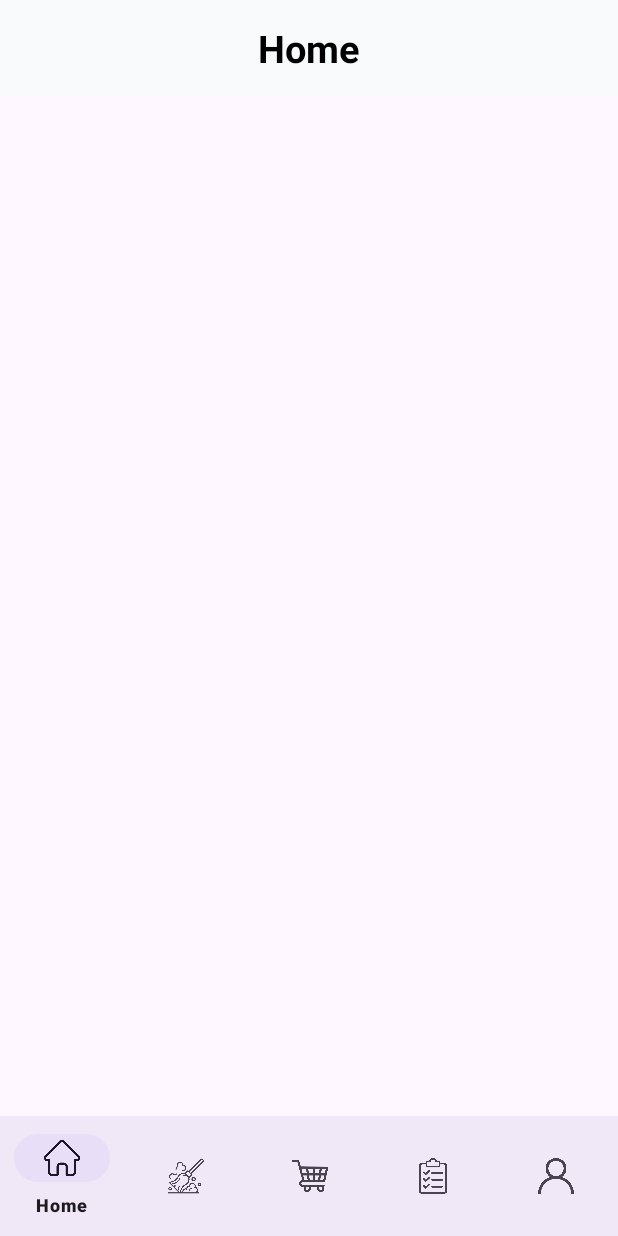
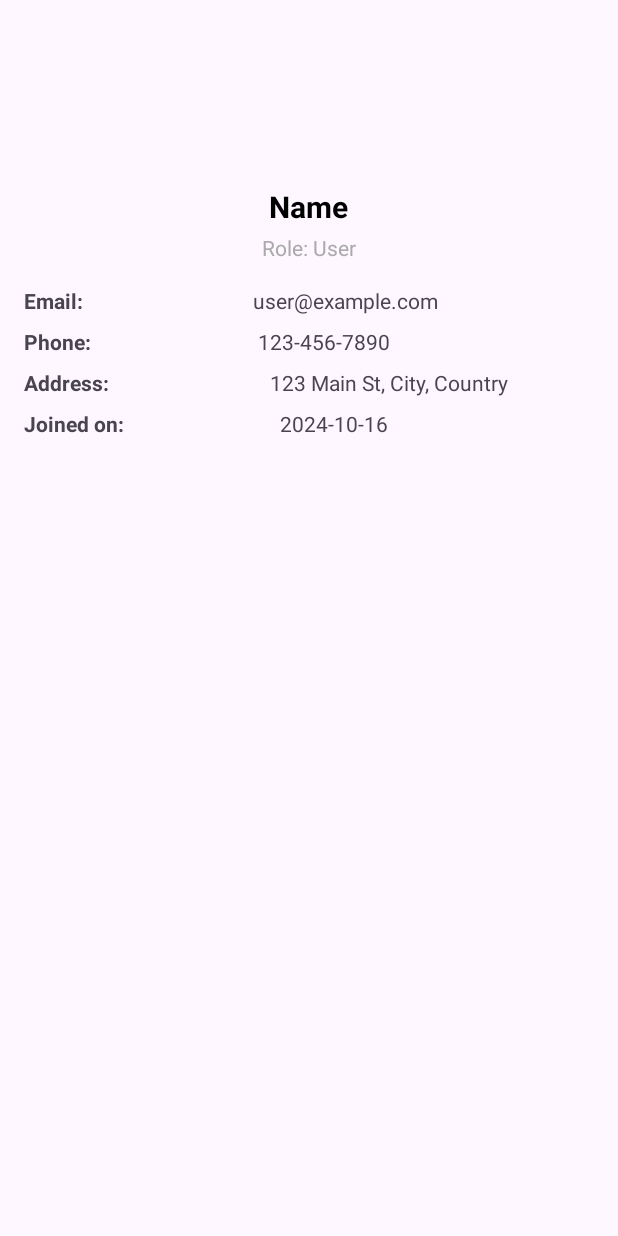
Before and after one commit to TiVooooo/PRM392_HomeBuddy_App, an Android app: the screen it shows after launch (MainActivity before the commit, UserProfileActivity after it), on a phone screen of 412 x 824 dp. Run offline under Robolectric (Android 15) with nearby library versions, the phone set to English and light mode, and no system bars; pictures from the network do not load; 1 statement that could not run was skipped.

Commit message:
update view profile

```diff
--- a/app/build.gradle.kts
+++ b/app/build.gradle.kts
@@ -55,4 +55,7 @@ dependencies {
     implementation("com.squareup.retrofit2:retrofit:2.9.0")
     implementation("com.squareup.retrofit2:converter-gson:2.9.0")
 
+    implementation ("com.github.bumptech.glide:glide:4.16.0")
+    annotationProcessor("com.github.bumptech.glide:compiler:4.16.0")
+
 }
--- a/app/src/main/AndroidManifest.xml
+++ b/app/src/main/AndroidManifest.xml
@@ -17,7 +17,7 @@
         android:theme="@style/Theme.PRM392_HomeBuddy_App"
         tools:targetApi="31">
         <activity
-            android:name=".MainActivity"
+            android:name=".UserProfileActivity"
             android:exported="true"
             android:theme="@style/Theme.PRM392_HomeBuddy_App">
             <intent-filter>
--- /dev/null
+++ b/app/src/main/java/com/example/prm392_homebuddy_app/API/UserAPI.java
@@ -0,0 +1,9 @@
+package com.example.prm392_homebuddy_app.API;
+import java.util.Map;
+import retrofit2.Call;
+import retrofit2.http.GET;
+import retrofit2.http.Path;
+public interface UserAPI {
+    @GET("User/{id}")
+    Call<Map<String, Object>> getUserById(@Path("id") int id);
+}
--- /dev/null
+++ b/app/src/main/java/com/example/prm392_homebuddy_app/API/UserRepository.java
@@ -0,0 +1,43 @@
+package com.example.prm392_homebuddy_app.API;
+
+import android.util.Log;
+
+import java.util.Map;
+
+import retrofit2.Call;
+import retrofit2.Callback;
+import retrofit2.Response;
+
+public class UserRepository {
+    private UserAPI userAPI;
+
+    public UserRepository() {
+        userAPI = APIClient.getClient().create(UserAPI.class);
+    }
+
+    public void getUserById(int userId, UserDataCallback callback) {
+        Call<Map<String, Object>> call = userAPI.getUserById(userId);
+
+        call.enqueue(new Callback<Map<String, Object>>() {
+            @Override
+            public void onResponse(Call<Map<String, Object>> call, Response<Map<String, Object>> response) {
+                if (response.isSuccessful() && response.body() != null) {
+                    Map<String, Object> userData = (Map<String, Object>) response.body().get("data");
+                    callback.onSuccess(userData);
+                } else {
+                    callback.onFailure("Failed to fetch user: " + response.message());
+                }
+            }
+
+            @Override
+            public void onFailure(Call<Map<String, Object>> call, Throwable t) {
+                callback.onFailure("Error: " + t.getMessage());
+            }
+        });
+    }
+
+    public interface UserDataCallback {
+        void onSuccess(Map<String, Object> userData);
+        void onFailure(String errorMessage);
+    }
+}
--- /dev/null
+++ b/app/src/main/java/com/example/prm392_homebuddy_app/UserProfileActivity.java
@@ -0,0 +1,79 @@
+package com.example.prm392_homebuddy_app;
+
+import android.os.Bundle;
+import android.widget.ImageView;
+import android.widget.TextView;
+import android.widget.Toast;
+
+import androidx.appcompat.app.AppCompatActivity;
+
+import com.bumptech.glide.Glide;
+import com.example.prm392_homebuddy_app.API.UserRepository;
+
+import java.util.Map;
+
+public class UserProfileActivity extends AppCompatActivity {
+
+    private TextView textViewName, textViewEmail, textViewPhone, textViewAddress, textViewRole, textViewCreatedAt;
+    private ImageView imageViewAvatar;
+    private UserRepository userRepository;
+
+    @Override
+    protected void onCreate(Bundle savedInstanceState) {
+        super.onCreate(savedInstanceState);
+        setContentView(R.layout.activity_user_profile);
+
+        // Ánh xạ các view
+        imageViewAvatar = findViewById(R.id.imageViewAvatar);
+        textViewName = findViewById(R.id.textViewName);
+        textViewEmail = findViewById(R.id.textViewEmail);
+        textViewPhone = findViewById(R.id.textViewPhone);
+        textViewAddress = findViewById(R.id.textViewAddress);
+        textViewRole = findViewById(R.id.textViewRole);
+        textViewCreatedAt = findViewById(R.id.textViewCreatedAt);
+
+        // Khởi tạo UserRepository
+        userRepository = new UserRepository();
+
+        // Gọi hàm để lấy dữ liệu người dùng
+        fetchUserProfile(1); // ID người dùng mẫu, thay đổi khi cần
+    }
+
+    private void fetchUserProfile(int userId) {
+        userRepository.getUserById(userId, new UserRepository.UserDataCallback() {
+            @Override
+            public void onSuccess(Map<String, Object> userData) {
+                // Hiển thị dữ liệu lên giao diện
+                displayUserData(userData);
+            }
+
+            @Override
+            public void onFailure(String errorMessage) {
+                Toast.makeText(UserProfileActivity.this, "Failed to load profile: " + errorMessage, Toast.LENGTH_SHORT).show();
+            }
+        });
+    }
+
+    private void displayUserData(Map<String, Object> userData) {
+        // Lấy dữ liệu từ userData và gán vào các TextView/ImageView
+        textViewName.setText((String) userData.get("name"));
+        textViewEmail.setText((String) userData.get("email"));
+        textViewPhone.setText((String) userData.get("phone"));
+        textViewAddress.setText((String) userData.get("address"));
+        textViewRole.setText((String) userData.get("role"));
+        textViewCreatedAt.setText((String) userData.get("createdAt"));
+
+        // Hiển thị ảnh đại diện nếu có
+        String avatarUrl = (String) userData.get("avatar");
+        if (avatarUrl != null && !avatarUrl.isEmpty()) {
+            Glide.with(this)
+                    .load(avatarUrl)
+                    .placeholder(R.drawable.ic_account)
+                    .error(R.drawable.ic_account)
+                    .into(imageViewAvatar);
+
+        } else {
+            imageViewAvatar.setImageResource(R.drawable.ic_account);
+        }
+    }
+}
--- /dev/null
+++ b/app/src/main/res/layout/activity_user_profile.xml
@@ -0,0 +1,125 @@
+<!-- res/layout/activity_user_profile.xml -->
+<LinearLayout xmlns:android="http://schemas.android.com/apk/res/android"
+    android:layout_width="match_parent"
+    android:layout_height="match_parent"
+    android:orientation="vertical"
+    android:padding="16dp">
+
+    <ImageView
+        android:id="@+id/imageViewAvatar"
+        android:layout_width="100dp"
+        android:layout_height="100dp"
+        android:layout_gravity="center"
+        android:scaleType="centerCrop"
+        android:background="?attr/selectableItemBackgroundBorderless" />
+
+    <!-- User's Name -->
+    <TextView
+        android:id="@+id/textViewName"
+        android:layout_width="wrap_content"
+        android:layout_height="wrap_content"
+        android:text="Name"
+        android:textSize="20sp"
+        android:textStyle="bold"
+        android:layout_marginTop="8dp"
+        android:layout_gravity="center"
+        android:textColor="@android:color/black" />
+
+    <!-- Role -->
+    <TextView
+        android:id="@+id/textViewRole"
+        android:layout_width="wrap_content"
+        android:layout_height="wrap_content"
+        android:text="Role: User"
+        android:layout_gravity="center"
+        android:textColor="@android:color/darker_gray"
+        android:layout_marginTop="4dp" />
+
+    <!-- Email -->
+    <LinearLayout
+        android:layout_width="match_parent"
+        android:layout_height="wrap_content"
+        android:orientation="horizontal"
+        android:layout_marginTop="16dp">
+
+        <TextView
+            android:layout_width="wrap_content"
+            android:layout_height="wrap_content"
+            android:text="Email:"
+            android:textStyle="bold"
+            android:layout_weight="1" />
+
+        <TextView
+            android:id="@+id/textViewEmail"
+            android:layout_width="0dp"
+            android:layout_height="wrap_content"
+            android:layout_weight="2"
+            android:text="user@example.com" />
+    </LinearLayout>
+
+    <!-- Phone -->
+    <LinearLayout
+        android:layout_width="match_parent"
+        android:layout_height="wrap_content"
+        android:orientation="horizontal"
+        android:layout_marginTop="8dp">
+
+        <TextView
+            android:layout_width="wrap_content"
+            android:layout_height="wrap_content"
+            android:text="Phone:"
+            android:textStyle="bold"
+            android:layout_weight="1" />
+
+        <TextView
+            android:id="@+id/textViewPhone"
+            android:layout_width="0dp"
+            android:layout_height="wrap_content"
+            android:layout_weight="2"
+            android:text="123-456-7890" />
+    </LinearLayout>
+
+    <!-- Address -->
+    <LinearLayout
+        android:layout_width="match_parent"
+        android:layout_height="wrap_content"
+        android:orientation="horizontal"
+        android:layout_marginTop="8dp">
+
+        <TextView
+            android:layout_width="wrap_content"
+            android:layout_height="wrap_content"
+            android:text="Address:"
+            android:textStyle="bold"
+            android:layout_weight="1" />
+
+        <TextView
+            android:id="@+id/textViewAddress"
+            android:layout_width="0dp"
+            android:layout_height="wrap_content"
+            android:layout_weight="2"
+            android:text="123 Main St, City, Country" />
+    </LinearLayout>
+
+    <!-- Created At -->
+    <LinearLayout
+        android:layout_width="match_parent"
+        android:layout_height="wrap_content"
+        android:orientation="horizontal"
+        android:layout_marginTop="8dp">
+
+        <TextView
+            android:layout_width="wrap_content"
+            android:layout_height="wrap_content"
+            android:text="Joined on:"
+            android:textStyle="bold"
+            android:layout_weight="1" />
+
+        <TextView
+            android:id="@+id/textViewCreatedAt"
+            android:layout_width="0dp"
+            android:layout_height="wrap_content"
+            android:layout_weight="2"
+            android:text="2024-10-16" />
+    </LinearLayout>
+</LinearLayout>
```
Also changed, not shown: app/src/main/java/com/example/prm392_homebuddy_app/EditUserActivity.java (+62 -65 lines), app/src/main/java/com/example/prm392_homebuddy_app/model/UserDTO.java (deleted, +0 -23 lines), app/src/main/java/com/example/prm392_homebuddy_app/service/UserService.java (deleted, +0 -58 lines).
